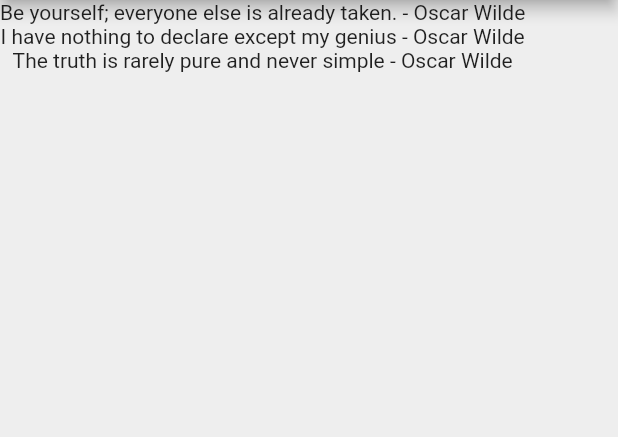
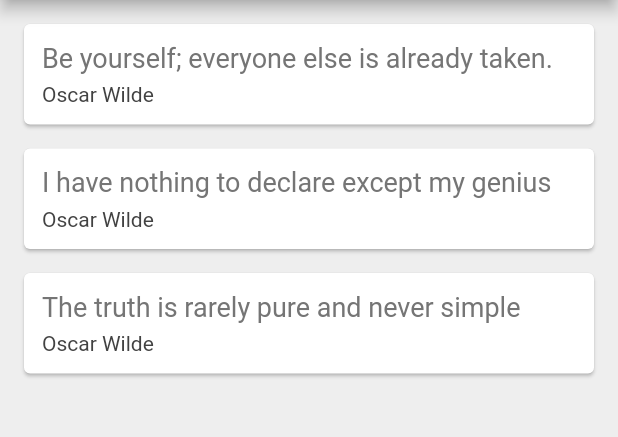
Before and after one commit to qarimbas/Flutter-Quotes, a Flutter app: the screen it shows after launch, on a phone screen of 412 x 824 dp, the part 84-521 px from its top. Run offline on Flutter 3.47's test engine with Material 2 defaults, Android fonts, the phone set to English and light mode, and no system bars.

Commit message:
Flutter Tutorial for Beginners #19 - Cards

```diff
--- a/lib/main.dart
+++ b/lib/main.dart
@@ -25,6 +25,37 @@ class _QuoteListState extends State<QuoteList> {
         text: "The truth is rarely pure and never simple")
   ];
 
+  Widget quoteTemplate(quote) {
+    return Card(
+      margin: EdgeInsets.fromLTRB(16.0, 16.0, 16.0, 0),
+      child: Padding(
+        padding: const EdgeInsets.all(12.0),
+        child: Column(
+          crossAxisAlignment: CrossAxisAlignment.stretch,
+          children: <Widget>[
+            Text(
+              quote.text,
+              style: TextStyle(
+                fontSize: 18.0,
+                color: Colors.grey[600],
+              ),
+            ),
+            SizedBox(
+              height: 6.0,
+            ),
+            Text(
+              quote.author,
+              style: TextStyle(
+                fontSize: 14.0,
+                color: Colors.grey[800],
+              ),
+            ),
+          ],
+        ),
+      ),
+    );
+  }
+
   @override
   Widget build(BuildContext context) {
     return Scaffold(
@@ -35,9 +66,7 @@ class _QuoteListState extends State<QuoteList> {
         backgroundColor: Colors.redAccent,
       ),
       body: Column(
-        children: quotes
-            .map((quote) => Text("${quote.text} - ${quote.author}"))
-            .toList(),
+        children: quotes.map((quote) => quoteTemplate(quote)).toList(),
       ),
     );
   }
```
